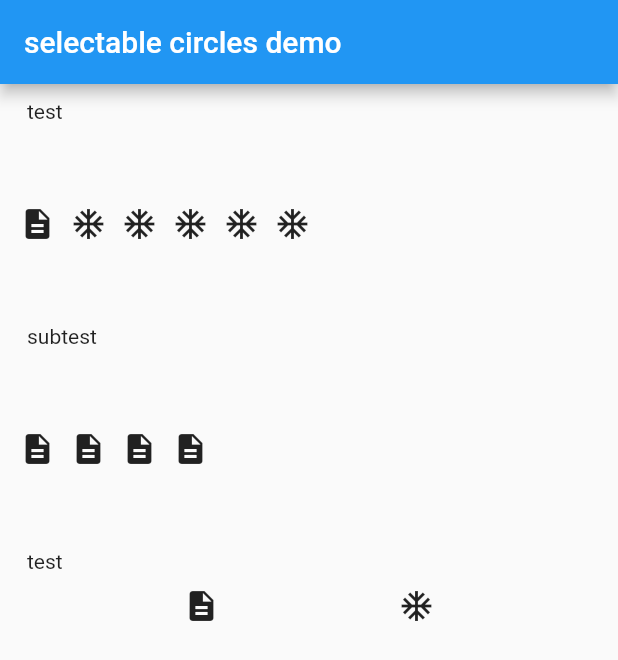
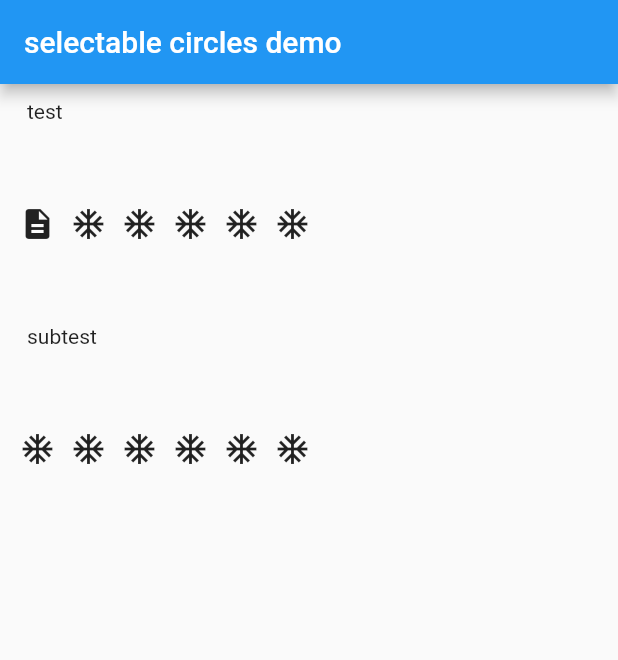
Before and after one commit to autlunatic/flutter_selectable_circles, a Flutter app: the screen it shows after launch, on a phone screen of 412 x 824 dp. Shown: the top 660 px of the screen. Run offline on Flutter 3.47's test engine with Material 2 defaults, Android fonts, the phone set to English and light mode, and no system bars; our stand-ins replace after_layout; missing offline and left inert: selectable_circle.

Commit message:
changes for first version

```diff
--- a/example/lib/main.dart
+++ b/example/lib/main.dart
@@ -50,25 +50,8 @@ class _MyHomePageState extends State<MyHomePage> {
                   padding: const EdgeInsets.all(10.0),
                   child: Text("subtest"),
                 ),
-                // width: 90.0,
                 onTap: _onTapCircle,
-                initialValue: "first|subsecond",
-              ),
-            ),
-            Padding(
-              padding: EdgeInsets.symmetric(horizontal: 8.0),
-              child: SelectableCircleList(
-                children: _buildSmallItems(),
-                description: Padding(
-                  padding: const EdgeInsets.all(10.0),
-                  child: Text("test"),
-                ),
-                subDescription: Padding(
-                  padding: const EdgeInsets.all(10.0),
-                  child: Text("subtest"),
-                ),
-                // width: 90.0,
-                onTap: _onTapCircle,
+                initialValue: "6",
               ),
             ),
           ],
@@ -80,33 +63,19 @@ class _MyHomePageState extends State<MyHomePage> {
   List<SelectableCircleItem> _buildItems() {
     return <SelectableCircleItem>[
       SelectableCircleItem(
-        Icon(Icons.description),
-        "first",
-        "first",
-        Colors.red,
-        subItemList: [
-          SelectableCircleSubItem("subfirst", "subfirst"),
-          SelectableCircleSubItem("subsecond", "subsecond"),
-          SelectableCircleSubItem("subthird", "subthird"),
-          SelectableCircleSubItem("subfourth", "subfourth"),
-        ],
-      ),
+          Icon(Icons.description), "first", "first", Colors.red),
+      SelectableCircleItem(
+          Icon(Icons.ac_unit), "second", "second", Colors.orange),
+      SelectableCircleItem(Icon(Icons.ac_unit), "third", "third", Colors.blue),
+      SelectableCircleItem(
+          Icon(Icons.ac_unit), "may the 4th", "forth", Colors.green),
+      SelectableCircleItem(
+          Icon(Icons.ac_unit), "fifth", "fifth", Colors.orange),
       SelectableCircleItem(
         Icon(Icons.ac_unit),
-        "second",
-        "second",
-        Colors.orange,
-        subItemList: [
-          SelectableCircleSubItem("subfirst", "subfirst"),
-          SelectableCircleSubItem("subsecond", "subsecond"),
-          SelectableCircleSubItem("subthird", "subthird"),
-        ],
-      ),
-      SelectableCircleItem(
-        Icon(Icons.ac_unit),
-        "third",
-        "third",
-        Colors.blue,
+        "6",
+        "6",
+        Colors.green,
         subItemList: [
           SelectableCircleSubItem("subfirst", "subfirst"),
           SelectableCircleSubItem("subsecond", "subsecond"),
@@ -116,39 +85,6 @@ class _MyHomePageState extends State<MyHomePage> {
           SelectableCircleSubItem("subsixth", "subsixth"),
         ],
       ),
-      SelectableCircleItem(
-          Icon(Icons.ac_unit), "may the 4th", "forth", Colors.green),
-      SelectableCircleItem(
-          Icon(Icons.ac_unit), "fifth", "fifth", Colors.orange),
-      SelectableCircleItem(Icon(Icons.ac_unit), "6", "6", Colors.green),
-    ];
-  }
-
-  List<SelectableCircleItem> _buildSmallItems() {
-    return <SelectableCircleItem>[
-      SelectableCircleItem(
-        Icon(Icons.description),
-        "first",
-        "first",
-        Colors.red,
-        subItemList: [
-          SelectableCircleSubItem("subfirst", "subfirst"),
-          SelectableCircleSubItem("subsecond", "subsecond"),
-          SelectableCircleSubItem("subthird", "subthird"),
-          SelectableCircleSubItem("subfourth", "subfourth"),
-        ],
-      ),
-      SelectableCircleItem(
-        Icon(Icons.ac_unit),
-        "second",
-        "second",
-        Colors.orange,
-        subItemList: [
-          SelectableCircleSubItem("subfirst", "subfirst"),
-          SelectableCircleSubItem("subsecond", "subsecond"),
-          SelectableCircleSubItem("subthird", "subthird"),
-        ],
-      ),
     ];
   }
 
--- a/lib/selectable_circle_list.dart
+++ b/lib/selectable_circle_list.dart
@@ -40,7 +40,7 @@ class SelectableCircleList extends StatefulWidget {
   /// Subitemvalues are separated with |
   final String initialValue;
 
-  /// width of a item, if null its calculated that 4 circles fit the screen
+  /// width of a item, if null it is calculated that 4 circles fit the screen
   final double itemWidth;
   @override
   _SelectableCircleListState createState() => _SelectableCircleListState();
@@ -53,6 +53,8 @@ class _SelectableCircleListState extends State<SelectableCircleList>
   final _selectedKey = GlobalKey();
   final _descriptionKey = GlobalKey();
   final _subDescriptionKey = GlobalKey();
+
+  bool madeVisible = false;
 
   @override
   Widget build(BuildContext context) {
@@ -78,7 +80,7 @@ class _SelectableCircleListState extends State<SelectableCircleList>
           descriptionContainer,
           Container(
             height: rowHeight,
-            child: widget.children.length < 3
+            child: widget.children.length < 5
                 ? SingleChildScrollView(
                     child: Row(
                       mainAxisAlignment: MainAxisAlignment.spaceEvenly,
@@ -159,7 +161,7 @@ class _SelectableCircleListState extends State<SelectableCircleList>
         borderColor: sci.color,
         selectMode: SelectMode.check,
         isSelected: _value.startsWith(sci.value),
-        key: isSelected && !oneIsSelected ? _selectedKey : null,
+        key: isSelected && !oneIsSelected && !madeVisible ? _selectedKey : null,
         child: sci.centerWidget,
         bottomDescription: Text(sci.description),
         onTap: () {
@@ -180,12 +182,6 @@ class _SelectableCircleListState extends State<SelectableCircleList>
     widget.onTap(_value, value);
   }
 
-  void makeVisible() {
-    if (oneIsSelected) {
-      Scrollable.ensureVisible(_selectedKey.currentContext);
-    }
-  }
-
   @override
   void initState() {
     super.initState();
@@ -194,7 +190,10 @@ class _SelectableCircleListState extends State<SelectableCircleList>
 
   @override
   void afterFirstLayout(BuildContext context) {
-    makeVisible();
+    if (oneIsSelected) {
+      Scrollable.ensureVisible(_selectedKey.currentContext);
+    }
+    madeVisible = true;
   }
 
   double calcCircleWidth() {
--- a/pubspec.yaml
+++ b/pubspec.yaml
@@ -1,7 +1,7 @@
 name: selectable_circle_list
 description: A Flutter widget for displaying the Selectable_circle widget in a list.
   it is also possible to display subitems of the selectable circle
-version: 0.0.5
+version: 0.1.0
 author: autlunatic <autlunatic@gmail.com>
 homepage: https://github.com/autlunatic/flutter_selectable_circles
 
```
Also changed, not shown: example/pubspec.lock, pubspec.lock, 2 other files.
